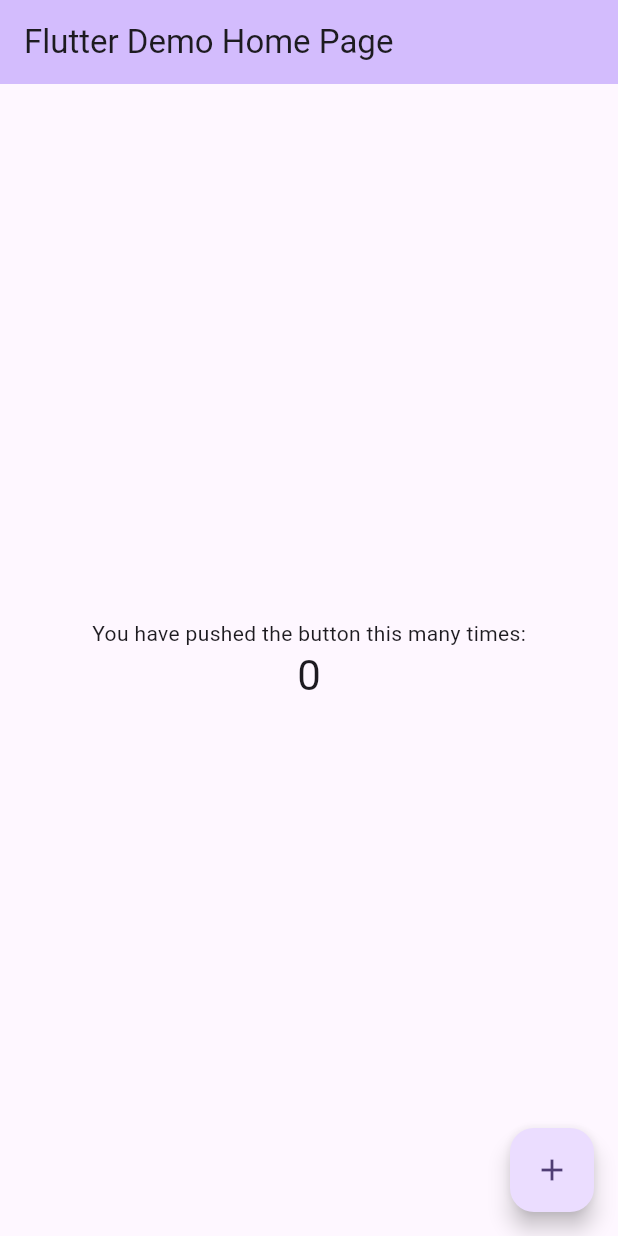
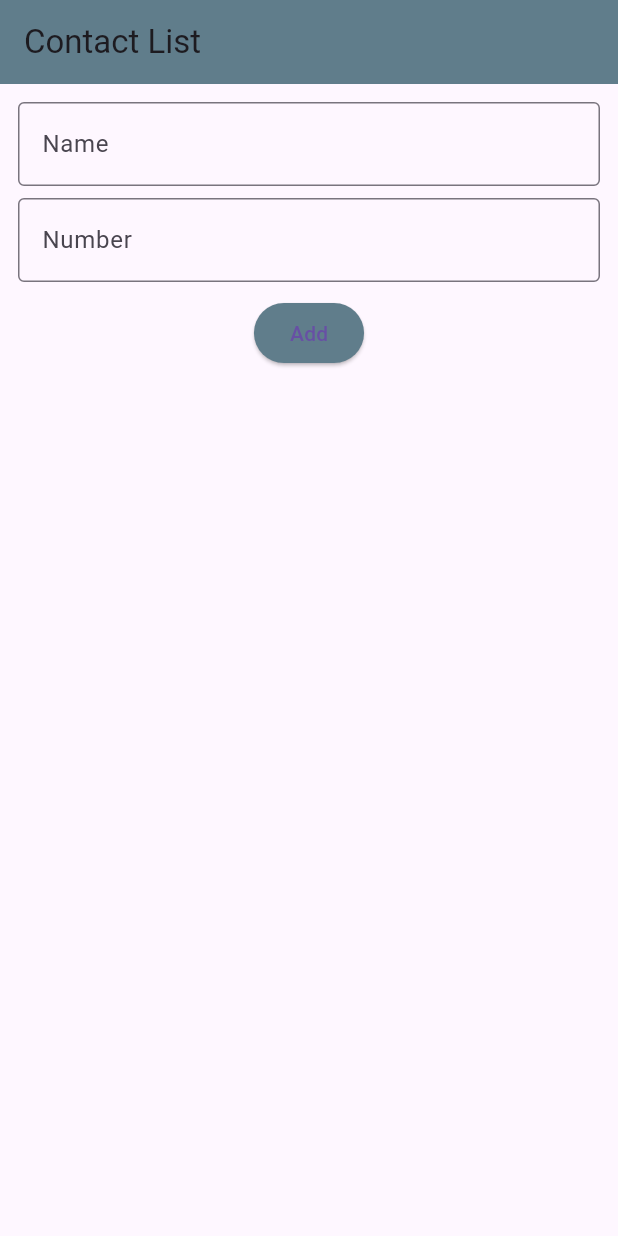
Before and after one commit to Sifat221/live_test-2, a Flutter app: the screen it shows after launch, on a phone screen of 412 x 824 dp. Run offline on Flutter 3.47's test engine with Material 3 defaults, Android fonts, the phone set to English and light mode, and no system bars.

Commit message:
Added full Flutter project files

```diff
--- a/lib/main.dart
+++ b/lib/main.dart
@@ -1,122 +1,154 @@
 import 'package:flutter/material.dart';
 
 void main() {
-  runApp(const MyApp());
+  runApp(ContactApp());
 }
 
-class MyApp extends StatelessWidget {
-  const MyApp({super.key});
-
-  // This widget is the root of your application.
+class ContactApp extends StatelessWidget {
   @override
   Widget build(BuildContext context) {
     return MaterialApp(
-      title: 'Flutter Demo',
-      theme: ThemeData(
-        // This is the theme of your application.
-        //
-        // TRY THIS: Try running your application with "flutter run". You'll see
-        // the application has a purple toolbar. Then, without quitting the app,
-        // try changing the seedColor in the colorScheme below to Colors.green
-        // and then invoke "hot reload" (save your changes or press the "hot
-        // reload" button in a Flutter-supported IDE, or press "r" if you used
-        // the command line to start the app).
-        //
-        // Notice that the counter didn't reset back to zero; the application
-        // state is not lost during the reload. To reset the state, use hot
-        // restart instead.
-        //
-        // This works for code too, not just values: Most code changes can be
-        // tested with just a hot reload.
-        colorScheme: ColorScheme.fromSeed(seedColor: Colors.deepPurple),
-      ),
-      home: const MyHomePage(title: 'Flutter Demo Home Page'),
+      title: 'Contact List',
+      debugShowCheckedModeBanner: false,
+      home: ContactListScreen(),
     );
   }
 }
 
-class MyHomePage extends StatefulWidget {
-  const MyHomePage({super.key, required this.title});
+class Contact {
+  final String name;
+  final String number;
 
-  // This widget is the home page of your application. It is stateful, meaning
-  // that it has a State object (defined below) that contains fields that affect
-  // how it looks.
-
-  // This class is the configuration for the state. It holds the values (in this
-  // case the title) provided by the parent (in this case the App widget) and
-  // used by the build method of the State. Fields in a Widget subclass are
-  // always marked "final".
-
-  final String title;
-
-  @override
-  State<MyHomePage> createState() => _MyHomePageState();
+  Contact(this.name, this.number);
 }
 
-class _MyHomePageState extends State<MyHomePage> {
-  int _counter = 0;
+class ContactListScreen extends StatefulWidget {
+  @override
+  _ContactListScreenState createState() => _ContactListScreenState();
+}
 
-  void _incrementCounter() {
-    setState(() {
-      // This call to setState tells the Flutter framework that something has
-      // changed in this State, which causes it to rerun the build method below
-      // so that the display can reflect the updated values. If we changed
-      // _counter without calling setState(), then the build method would not be
-      // called again, and so nothing would appear to happen.
-      _counter++;
-    });
+class _ContactListScreenState extends State<ContactListScreen> {
+  final TextEditingController nameController = TextEditingController();
+  final TextEditingController numberController = TextEditingController();
+
+  List<Contact> contactList = [];
+
+  void addContact() {
+    String name = nameController.text.trim();
+    String number = numberController.text.trim();
+
+    if (name.isNotEmpty && number.isNotEmpty) {
+      setState(() {
+        contactList.add(Contact(name, number));
+        nameController.clear();
+        numberController.clear();
+      });
+    }
+  }
+
+  void showDeleteConfirmation(int index) {
+    showDialog(
+      context: context,
+      builder: (BuildContext context) {
+        return AlertDialog(
+          title: Text('Confirmation'),
+          content: Column(
+            mainAxisSize: MainAxisSize.min,
+            children: [
+              Text('Are you sure for Delete?'),
+              SizedBox(height: 20),
+              Row(
+                mainAxisAlignment: MainAxisAlignment.center,
+                children: [
+                  IconButton(
+                    icon: Icon(Icons.cancel, color: Colors.blue),
+                    onPressed: () {
+                      Navigator.of(context).pop(); // Close dialog
+                    },
+                  ),
+                  SizedBox(width: 20),
+                  IconButton(
+                    icon: Icon(Icons.delete, color: Colors.blue),
+                    onPressed: () {
+                      setState(() {
+                        contactList.removeAt(index);
+                      });
+                      Navigator.of(context).pop(); // Close dialog
+                    },
+                  ),
+                ],
+              ),
+            ],
+          ),
+        );
+      },
+    );
   }
 
   @override
   Widget build(BuildContext context) {
-    // This method is rerun every time setState is called, for instance as done
-    // by the _incrementCounter method above.
-    //
-    // The Flutter framework has been optimized to make rerunning build methods
-    // fast, so that you can just rebuild anything that needs updating rather
-    // than having to individually change instances of widgets.
     return Scaffold(
       appBar: AppBar(
-        // TRY THIS: Try changing the color here to a specific color (to
-        // Colors.amber, perhaps?) and trigger a hot reload to see the AppBar
-        // change color while the other colors stay the same.
-        backgroundColor: Theme.of(context).colorScheme.inversePrimary,
-        // Here we take the value from the MyHomePage object that was created by
-        // the App.build method, and use it to set our appbar title.
-        title: Text(widget.title),
+        title: Text('Contact List'),
+        backgroundColor: Colors.blueGrey,
       ),
-      body: Center(
-        // Center is a layout widget. It takes a single child and positions it
-        // in the middle of the parent.
+      body: Padding(
+        padding: const EdgeInsets.all(12.0),
         child: Column(
-          // Column is also a layout widget. It takes a list of children and
-          // arranges them vertically. By default, it sizes itself to fit its
-          // children horizontally, and tries to be as tall as its parent.
-          //
-          // Column has various properties to control how it sizes itself and
-          // how it positions its children. Here we use mainAxisAlignment to
-          // center the children vertically; the main axis here is the vertical
-          // axis because Columns are vertical (the cross axis would be
-          // horizontal).
-          //
-          // TRY THIS: Invoke "debug painting" (choose the "Toggle Debug Paint"
-          // action in the IDE, or press "p" in the console), to see the
-          // wireframe for each widget.
-          mainAxisAlignment: MainAxisAlignment.center,
-          children: <Widget>[
-            const Text('You have pushed the button this many times:'),
-            Text(
-              '$_counter',
-              style: Theme.of(context).textTheme.headlineMedium,
+          children: [
+            TextField(
+              controller: nameController,
+              decoration: InputDecoration(
+                labelText: 'Name',
+                border: OutlineInputBorder(),
+              ),
+            ),
+            SizedBox(height: 8),
+            TextField(
+              controller: numberController,
+              decoration: InputDecoration(
+                labelText: 'Number',
+                border: OutlineInputBorder(),
+              ),
+              keyboardType: TextInputType.phone,
+            ),
+            SizedBox(height: 10),
+            ElevatedButton(
+              onPressed: addContact,
+              style: ElevatedButton.styleFrom(
+                backgroundColor: Colors.blueGrey,
+              ),
+              child: Text('Add'),
+            ),
+            SizedBox(height: 10),
+            Expanded(
+              child: ListView.builder(
+                itemCount: contactList.length,
+                itemBuilder: (context, index) {
+                  final contact = contactList[index];
+                  return GestureDetector(
+                    onLongPress: () {
+                      showDeleteConfirmation(index);
+                    },
+                    child: ListTile(
+                      leading: Icon(Icons.person),
+                      title: Text(
+                        contact.name,
+                        style: TextStyle(
+                          color: Colors.red,
+                          fontWeight: FontWeight.bold,
+                        ),
+                      ),
+                      subtitle: Text(contact.number),
+                      trailing: Icon(Icons.call, color: Colors.blue),
+                    ),
+                  );
+                },
+              ),
             ),
           ],
         ),
       ),
-      floatingActionButton: FloatingActionButton(
-        onPressed: _incrementCounter,
-        tooltip: 'Increment',
-        child: const Icon(Icons.add),
-      ), // This trailing comma makes auto-formatting nicer for build methods.
     );
   }
 }
```
